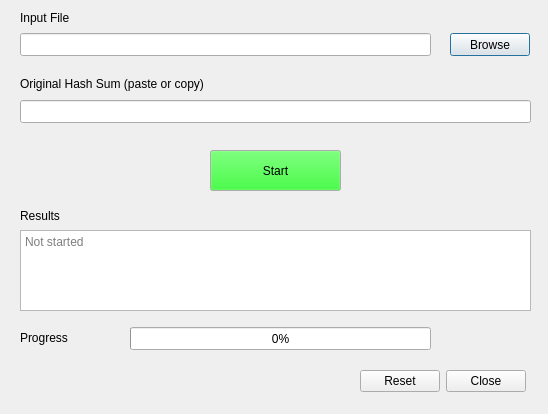
Qt form hash_verify_gui.ui (jfblanchard/md5-verification) before a commit.
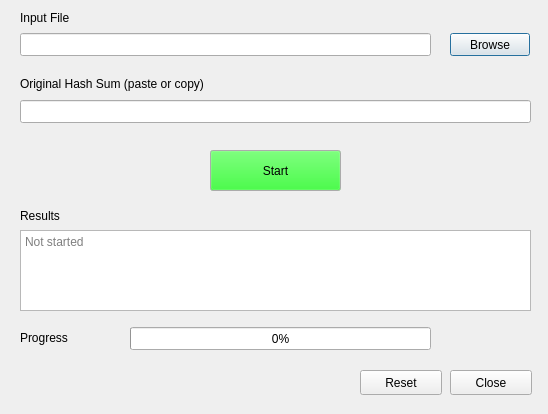
The same form after that commit.

Commit message: Mapped close and reset buttons.

Patch:
```diff
--- a/hash_verify_gui.ui
+++ b/hash_verify_gui.ui
@@ -374,17 +374,30 @@
     <string>Start</string>
    </property>
   </widget>
-  <widget class="QDialogButtonBox" name="buttonBox">
+  <widget class="QPushButton" name="closeButton">
+   <property name="geometry">
+    <rect>
+     <x>450</x>
+     <y>370</y>
+     <width>82</width>
+     <height>25</height>
+    </rect>
+   </property>
+   <property name="text">
+    <string>Close</string>
+   </property>
+  </widget>
+  <widget class="QPushButton" name="resetButton">
    <property name="geometry">
     <rect>
      <x>360</x>
      <y>370</y>
-     <width>166</width>
-     <height>23</height>
+     <width>82</width>
+     <height>25</height>
     </rect>
    </property>
-   <property name="standardButtons">
-    <set>QDialogButtonBox::Close|QDialogButtonBox::Reset</set>
+   <property name="text">
+    <string>Reset</string>
    </property>
   </widget>
  </widget>
```
The commit also changes 2 other files.
